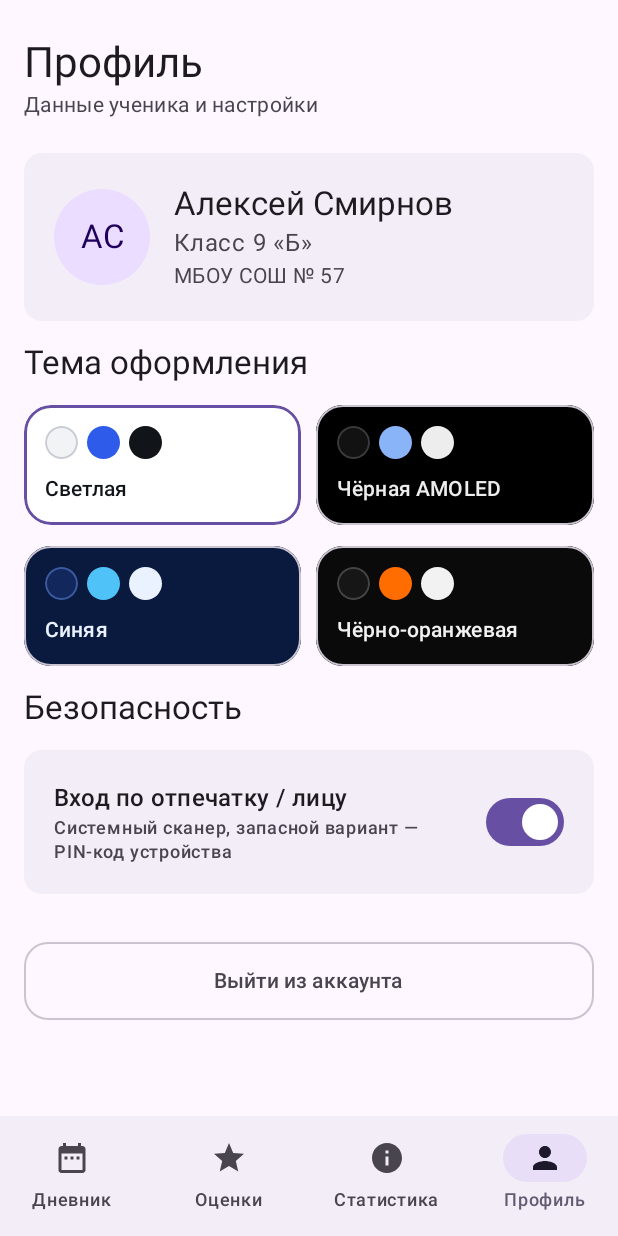
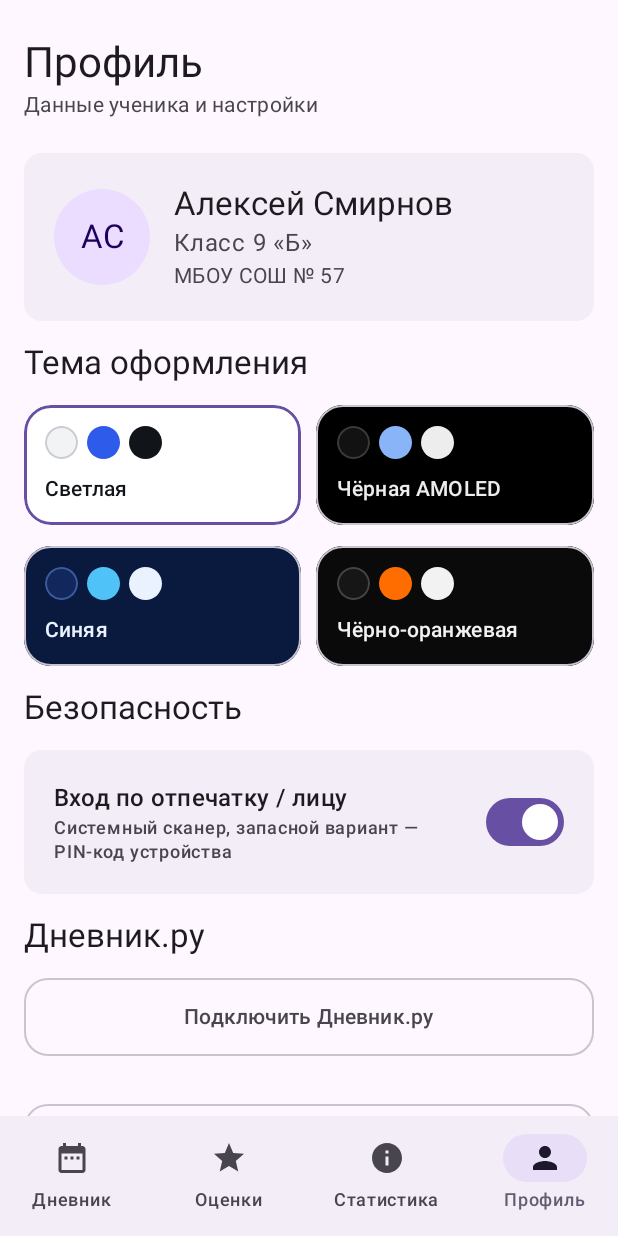
Before and after one commit to grigorijromanuk09-hue/SchoolDiary, an Android app built with Jetpack Compose: the composable MainScreen shown on its own in the app's theme, item 4 of the bottom bar chosen, on a phone screen of 412 x 824 dp. Run offline under Robolectric (Android 15) with nearby library versions, the phone set to English and light mode, and no system bars.

Commit message:
Update ProfileScreen.kt

```diff
--- a/app/src/main/java/ProfileScreen.kt
+++ b/app/src/main/java/ProfileScreen.kt
@@ -1,5 +1,6 @@
 package com.example.schooldiary.ui.profile
 
+import android.content.Intent
 import androidx.compose.foundation.BorderStroke
 import androidx.compose.foundation.background
 import androidx.compose.foundation.border
@@ -28,7 +29,9 @@ import androidx.compose.runtime.remember
 import androidx.compose.ui.Alignment
 import androidx.compose.ui.Modifier
 import androidx.compose.ui.draw.clip
+import androidx.compose.ui.platform.LocalContext
 import androidx.compose.ui.unit.dp
+import com.example.schooldiary.DnevnikActivity
 import com.example.schooldiary.domain.AppSettings
 import com.example.schooldiary.domain.AppTheme
 import com.example.schooldiary.domain.StudentProfile
@@ -45,6 +48,7 @@ fun ProfileScreen(
     onLogout: () -> Unit,
     modifier: Modifier = Modifier
 ) {
+    val context = LocalContext.current
     Column(
         modifier = modifier
             .fillMaxSize()
@@ -123,6 +127,16 @@ fun ProfileScreen(
             }
         }
 
+        // Дневник.ру
+        Text("Дневник.ру", style = MaterialTheme.typography.titleLarge)
+        OutlinedButton(
+            onClick = { context.startActivity(Intent(context, DnevnikActivity::class.java)) },
+            modifier = Modifier.fillMaxWidth().height(52.dp),
+            shape = RoundedCornerShape(16.dp)
+        ) {
+            Text("Подключить Дневник.ру")
+        }
+
         Spacer(Modifier.height(4.dp))
         OutlinedButton(
             onClick = onLogout,
```
